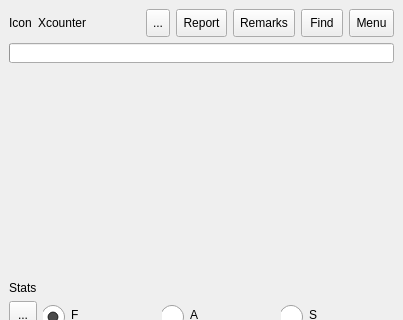
Above: mainwindow.ui from ic005k/Knot-Legacy before the change; both pictures show x 0 to 403 and y 0 to 320 of the 403 by 670 pixel window. Below: the same form after it.
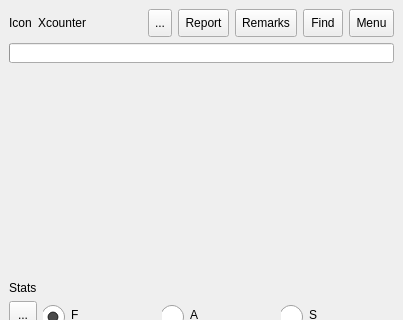
That is the form after the change. Icons and pictures are not drawn.

```diff
--- a/mainwindow.ui
+++ b/mainwindow.ui
@@ -520,7 +520,7 @@
         <widget class="QToolButton" name="btnReport">
          <property name="minimumSize">
           <size>
-           <width>42</width>
+           <width>40</width>
            <height>28</height>
           </size>
          </property>
@@ -537,7 +537,7 @@
         <widget class="QToolButton" name="btnNotes">
          <property name="minimumSize">
           <size>
-           <width>42</width>
+           <width>40</width>
            <height>28</height>
           </size>
          </property>
@@ -554,7 +554,7 @@
         <widget class="QToolButton" name="btnFind">
          <property name="minimumSize">
           <size>
-           <width>42</width>
+           <width>40</width>
            <height>28</height>
           </size>
          </property>
```
